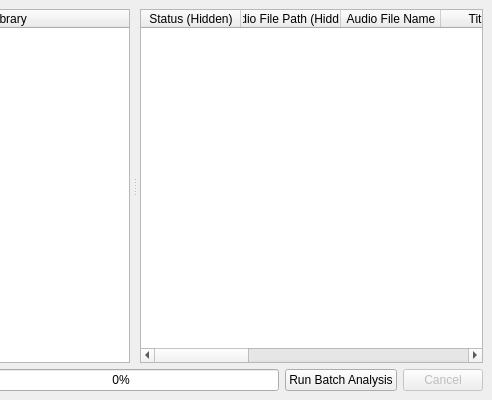
This is forms/batchwindow.ui in ibsh/is_KeyFinder as Qt 5 draws it before an edit; both pictures show x 222 to 714 and y 0 to 400 of the 714 by 400 pixel window. The edited form follows.
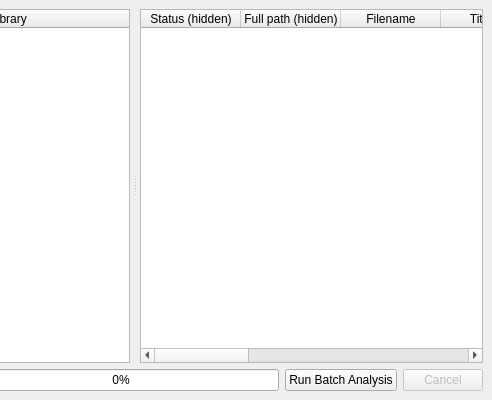
This is the edited form.

Commit message: Consistent strings

Diff of the .ui file:
```diff
--- a/forms/batchwindow.ui
+++ b/forms/batchwindow.ui
@@ -77,52 +77,52 @@
        </property>
        <column>
         <property name="text">
-         <string notr="true">Status (Hidden)</string>
+         <string notr="true">Status (hidden)</string>
         </property>
        </column>
        <column>
         <property name="text">
-         <string notr="true">Audio File Path (Hidden)</string>
+         <string notr="true">Full path (hidden)</string>
         </property>
        </column>
        <column>
         <property name="text">
-         <string>Audio File Name</string>
+         <string>Filename</string>
         </property>
        </column>
        <column>
         <property name="text">
-         <string>Title Tag</string>
+         <string>Title tag</string>
         </property>
        </column>
        <column>
         <property name="text">
-         <string>Artist Tag</string>
+         <string>Artist tag</string>
         </property>
        </column>
        <column>
         <property name="text">
-         <string>Album Tag</string>
+         <string>Album tag</string>
         </property>
        </column>
        <column>
         <property name="text">
-         <string>Comment Tag</string>
+         <string>Comment tag</string>
         </property>
        </column>
        <column>
         <property name="text">
-         <string>Grouping Tag</string>
+         <string>Grouping tag</string>
         </property>
        </column>
        <column>
         <property name="text">
-         <string>Key Tag</string>
+         <string>Key tag</string>
         </property>
        </column>
        <column>
         <property name="text">
-         <string>Detected Key</string>
+         <string>Detected key</string>
         </property>
         <property name="textAlignment">
          <set>AlignHCenter|AlignVCenter|AlignCenter</set>
```
The commit also changes 1 other file.
